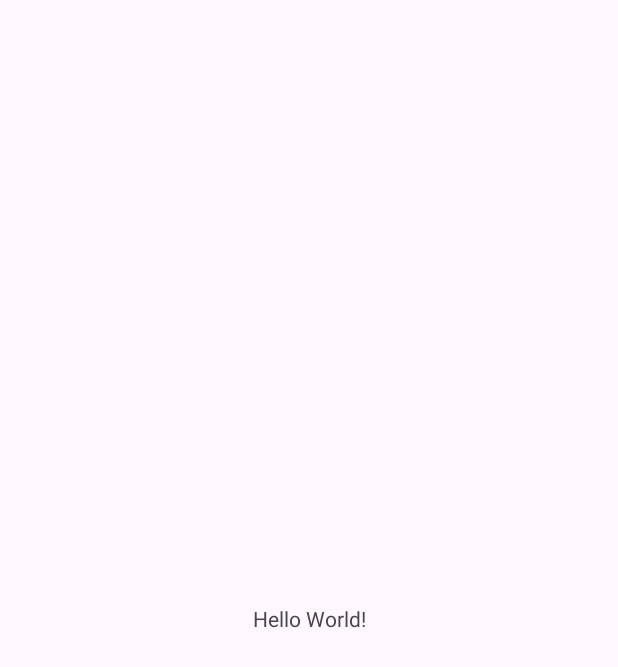
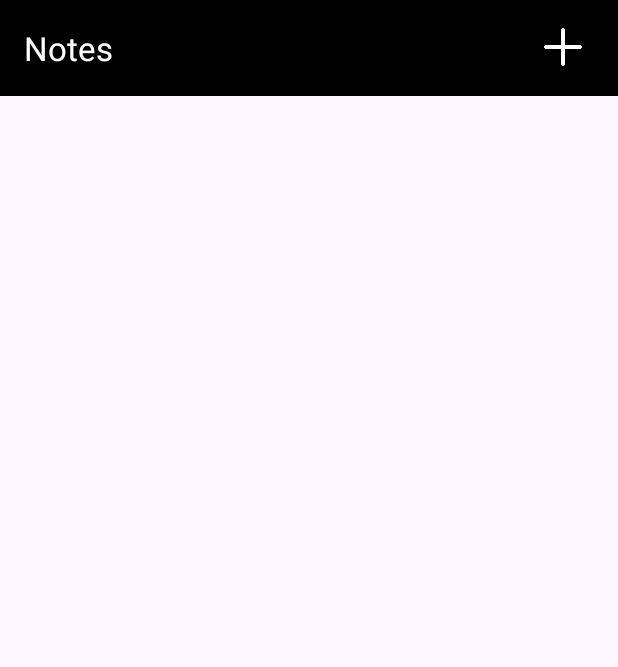
Before and after one commit to laisferreirinha/Notes, an Android app: the screen it shows after launch (MainActivity), on a phone screen of 412 x 824 dp. Before the commit the part shown is almost empty. Shown: the top 667 px of the screen. Run offline under Robolectric (Android 15) with nearby library versions, the phone set to English and light mode, and no system bars.

Commit message:
Creating Main Activity.

```diff
--- a/App/app/src/main/AndroidManifest.xml
+++ b/App/app/src/main/AndroidManifest.xml
@@ -13,6 +13,9 @@
         android:theme="@style/Theme.Notes"
         tools:targetApi="31">
         <activity
+            android:name=".MainActivity2"
+            android:exported="false" />
+        <activity
             android:name=".MainActivity"
             android:exported="true">
             <intent-filter>
--- a/App/app/src/main/res/layout/activity_main.xml
+++ b/App/app/src/main/res/layout/activity_main.xml
@@ -6,13 +6,51 @@
     android:layout_height="match_parent"
     tools:context=".MainActivity">
 
-    <TextView
-        android:layout_width="wrap_content"
+    <androidx.appcompat.widget.Toolbar
+        android:id="@+id/toolbar"
+        android:layout_width="match_parent"
         android:layout_height="wrap_content"
-        android:text="Hello World!"
-        app:layout_constraintBottom_toBottomOf="parent"
+        android:background="@color/black"
+        android:minHeight="?attr/actionBarSize"
+        android:theme="?attr/actionBarTheme"
         app:layout_constraintEnd_toEndOf="parent"
         app:layout_constraintStart_toStartOf="parent"
-        app:layout_constraintTop_toTopOf="parent" />
+        app:layout_constraintTop_toTopOf="parent"
+        app:title="@string/app_name"
+        app:titleTextColor="@color/white" />
 
+    <androidx.constraintlayout.widget.ConstraintLayout
+        android:layout_width="74dp"
+        android:layout_height="62dp"
+        app:layout_constraintEnd_toEndOf="parent"
+        app:layout_constraintTop_toTopOf="parent">
+
+        <ImageView
+            android:id="@+id/imageView"
+            android:layout_width="25dp"
+            android:layout_height="25dp"
+            android:src="@drawable/plus"
+            app:layout_constraintBottom_toBottomOf="parent"
+            app:layout_constraintEnd_toEndOf="parent"
+            app:layout_constraintStart_toStartOf="parent"
+            app:layout_constraintTop_toTopOf="parent" />
+    </androidx.constraintlayout.widget.ConstraintLayout>
+
+    <LinearLayout
+        android:layout_width="406dp"
+        android:layout_height="640dp"
+        android:orientation="vertical"
+        app:layout_constraintEnd_toEndOf="parent"
+        app:layout_constraintStart_toStartOf="parent"
+        app:layout_constraintTop_toBottomOf="@+id/toolbar">
+
+        <ScrollView
+            android:layout_width="match_parent"
+            android:layout_height="match_parent">
+
+            <androidx.recyclerview.widget.RecyclerView
+                android:layout_width="match_parent"
+                android:layout_height="wrap_content" />
+        </ScrollView>
+    </LinearLayout>
 </androidx.constraintlayout.widget.ConstraintLayout>
```
Also changed, not shown: App/app/src/main/res/drawable/plus.png (added).
